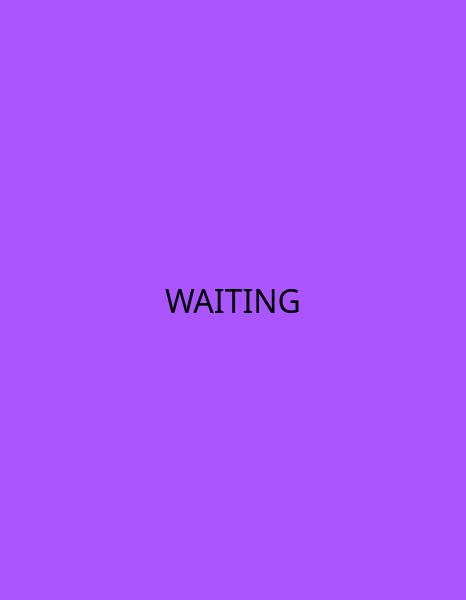
Above: pages/BusyPage.ui from wps139hf/app before the change. Below: the same form after it.
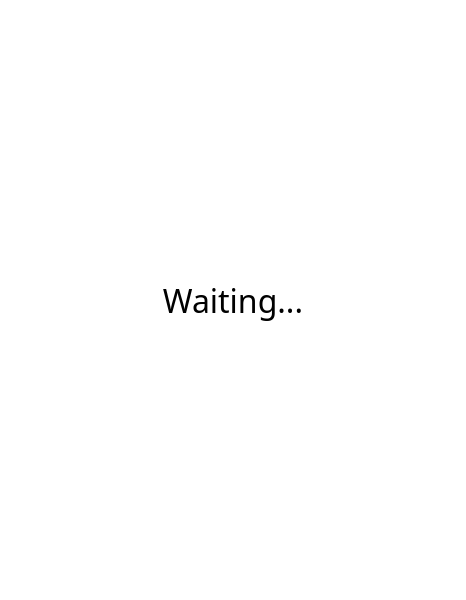
That is the form after the change.

What changed in the file:
```diff
--- a/pages/BusyPage.ui
+++ b/pages/BusyPage.ui
@@ -14,7 +14,7 @@
    <string>Form</string>
   </property>
   <property name="styleSheet">
-   <string notr="true">background-color: rgb(170, 85, 255);</string>
+   <string notr="true">background-color: rgb(255, 255, 255);</string>
   </property>
   <layout class="QGridLayout" name="gridLayout">
    <property name="leftMargin">
@@ -38,7 +38,7 @@
       </font>
      </property>
      <property name="text">
-      <string>WAITING</string>
+      <string>Waiting...</string>
      </property>
      <property name="alignment">
       <set>Qt::AlignCenter</set>
```
